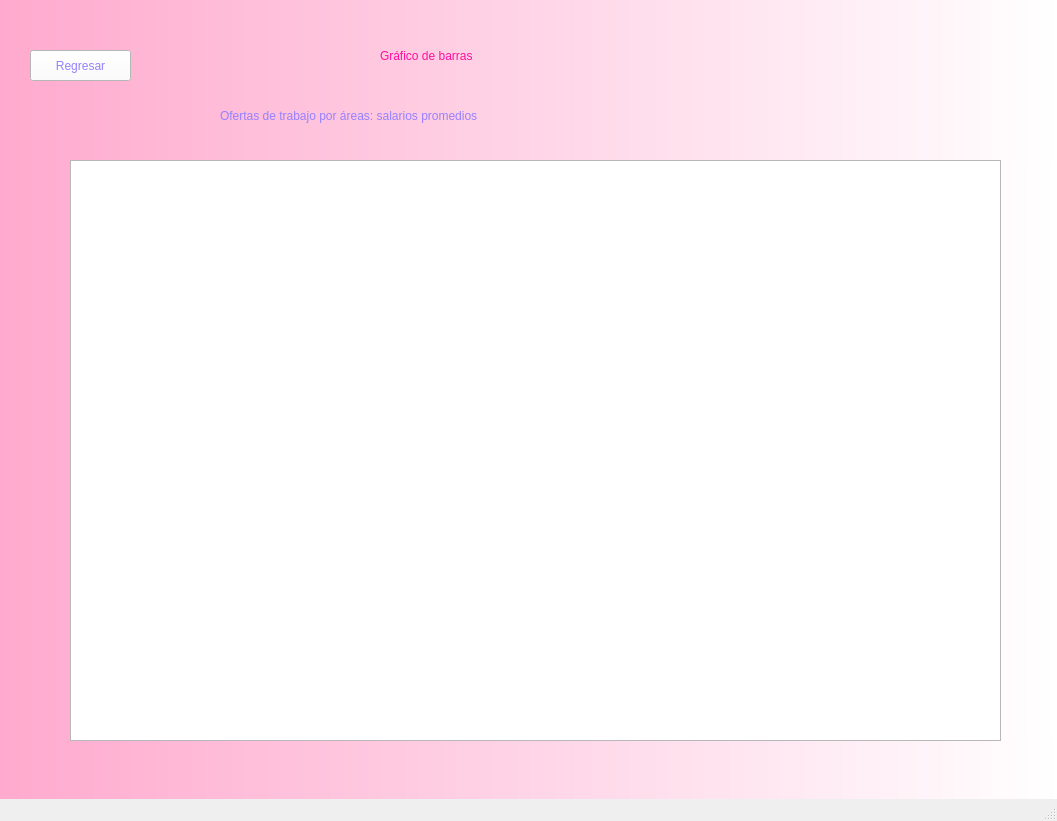
First picture: the form in ProyectoFinal/screen5.ui, repository gabiruca/LenguajesProgramacion, before the edit.
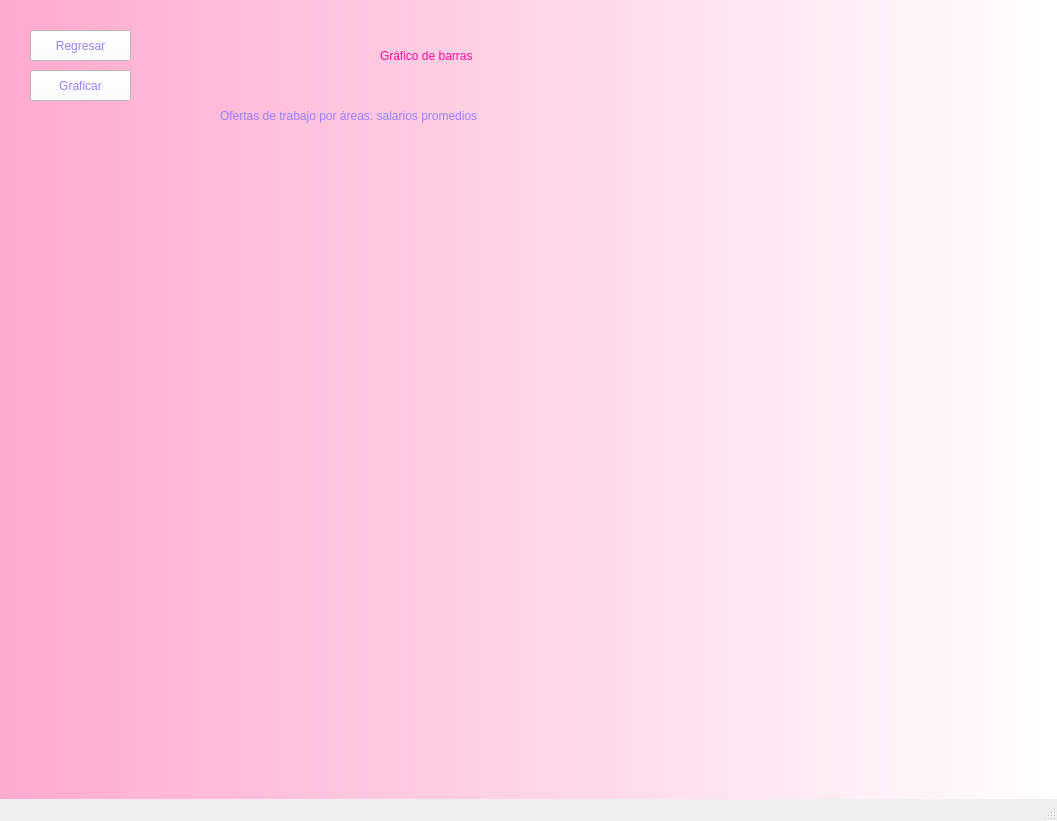
Second picture: the form after the edit.

What changed in the file:
```diff
--- a/ProyectoFinal/screen5.ui
+++ b/ProyectoFinal/screen5.ui
@@ -53,7 +53,7 @@
     <property name="geometry">
      <rect>
       <x>30</x>
-      <y>50</y>
+      <y>30</y>
       <width>101</width>
       <height>31</height>
      </rect>
@@ -86,14 +86,51 @@
      <string>Ofertas de trabajo por áreas: salarios promedios</string>
     </property>
    </widget>
-   <widget class="QGraphicsView" name="graphicsView">
+   <widget class="QLabel" name="label_3">
+    <property name="geometry">
+     <rect>
+      <x>20</x>
+      <y>720</y>
+      <width>1011</width>
+      <height>51</height>
+     </rect>
+    </property>
+    <property name="styleSheet">
+     <string notr="true">font: 12pt &quot;Comic Sans MS&quot;;
+</string>
+    </property>
+    <property name="text">
+     <string/>
+    </property>
+   </widget>
+   <widget class="QWidget" name="horizontalLayoutWidget">
     <property name="geometry">
      <rect>
       <x>70</x>
       <y>160</y>
       <width>931</width>
-      <height>581</height>
+      <height>551</height>
      </rect>
+    </property>
+    <layout class="QHBoxLayout" name="horizontalLayout"/>
+   </widget>
+   <widget class="QPushButton" name="pushButton_4">
+    <property name="geometry">
+     <rect>
+      <x>30</x>
+      <y>70</y>
+      <width>101</width>
+      <height>31</height>
+     </rect>
+    </property>
+    <property name="styleSheet">
+     <string notr="true">background-color: rgb(255, 255, 255);
+color: rgb(150, 129, 255);
+font: 60 12pt &quot;Rockwell&quot;;
+border-color: rgb(180, 126, 255);</string>
+    </property>
+    <property name="text">
+     <string>Graficar</string>
     </property>
    </widget>
   </widget>
```
Left out of the diff: 4 changed lines with no effect on the pictures.
